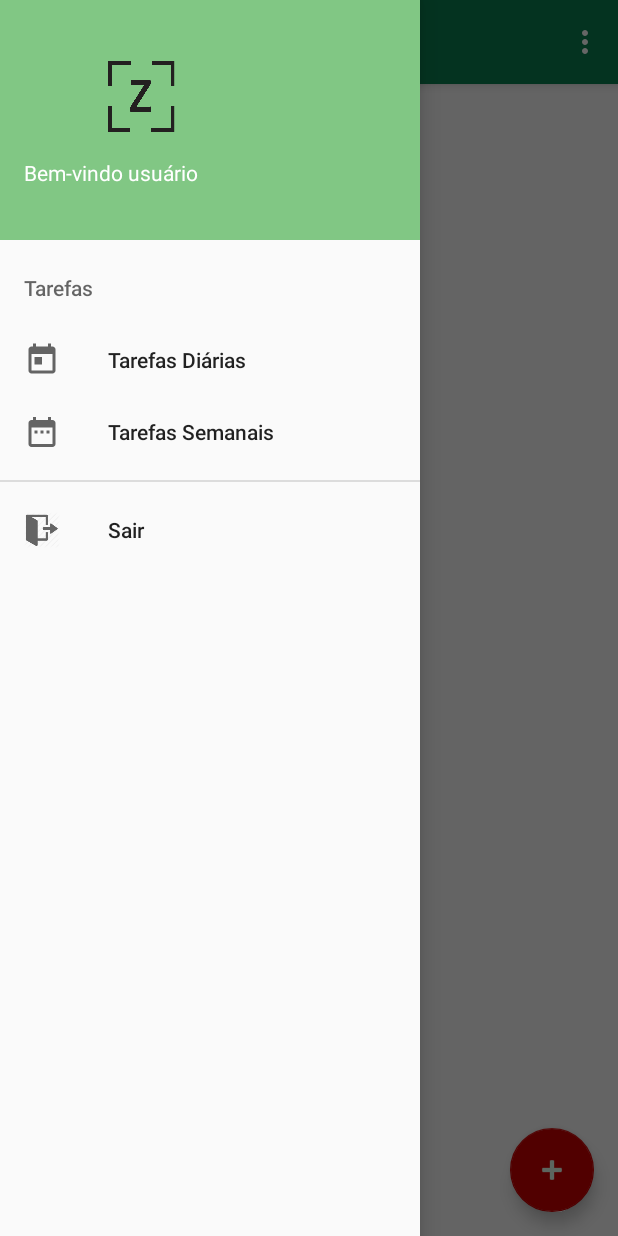
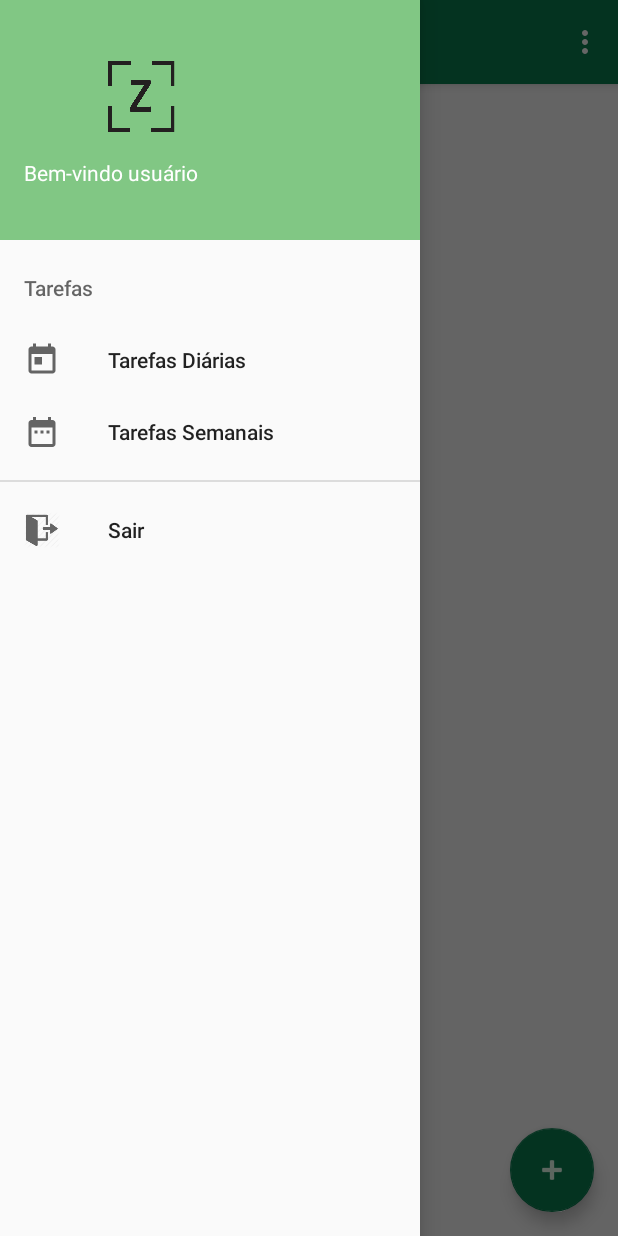
Before and after one commit to paulori22/ZenApp, an Android app: the TelaPrincipal screen opened directly, with no data from a screen before it, with the side drawer open, on a phone screen of 412 x 824 dp. Run offline under Robolectric (Android 15) with nearby library versions, the phone set to English and light mode, and no system bars; our stand-ins replace Firebase (no records; nobody signed in at launch, a user with empty details on screens opened directly); libraries missing offline, so code that uses them is left out: com.github.brnunes.swipeablerecyclerview; 2 statements that could not run were skipped.

Commit message:
Alterações na interface

```diff
--- a/app/src/main/res/layout/app_bar_tela_principal.xml
+++ b/app/src/main/res/layout/app_bar_tela_principal.xml
@@ -28,7 +28,7 @@
         android:layout_gravity="bottom|end"
         android:layout_margin="@dimen/fab_margin"
         android:tint="@color/verdinho"
-        app:backgroundTint="@android:color/holo_red_dark"
+        app:backgroundTint="@color/colorPrimary"
         app:fabSize="normal"
         app:srcCompat="@android:drawable/ic_input_add" />
 
```
